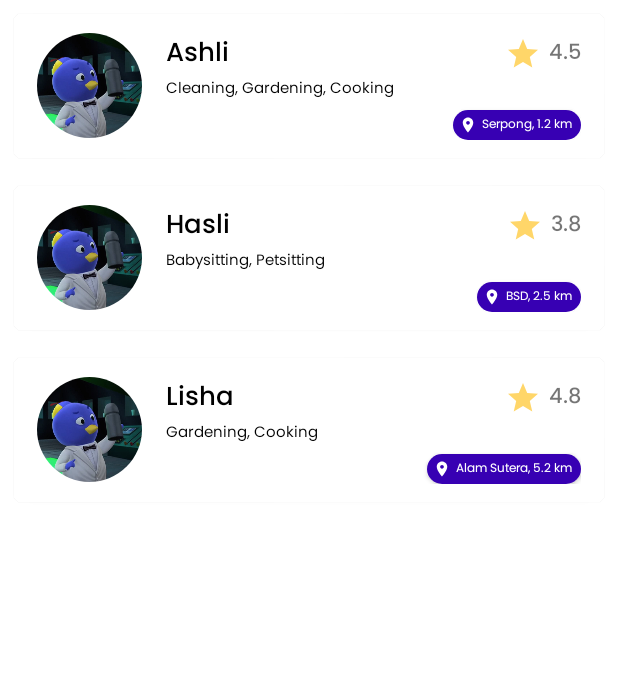
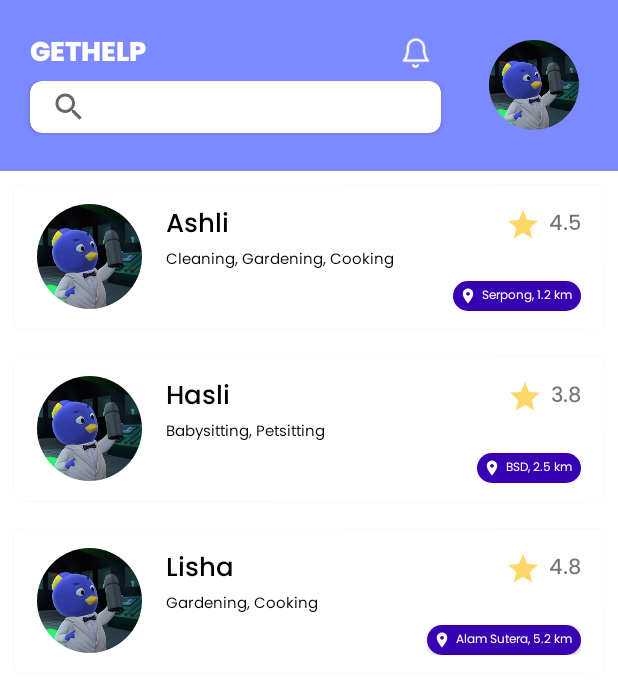
Before and after one commit to Teetinn/GETHELP, an Android app: the CategoryActivity screen opened directly, with no data from a screen before it, on a phone screen of 412 x 824 dp. Shown: the top 694 px of the screen. Run offline under Robolectric (Android 15) with nearby library versions, the phone set to English and light mode, and no system bars; our stand-ins replace CircleImageView.

Commit message:
nambahin search bar di xml activity_category

```diff
--- a/app/src/main/res/layout/activity_category.xml
+++ b/app/src/main/res/layout/activity_category.xml
@@ -1,12 +1,116 @@
 <?xml version="1.0" encoding="utf-8"?>
 <LinearLayout xmlns:android="http://schemas.android.com/apk/res/android"
+    xmlns:app="http://schemas.android.com/apk/res-auto"
+    xmlns:tools="http://schemas.android.com/tools"
     android:orientation="vertical"
     android:layout_width="match_parent"
     android:layout_height="match_parent">
 
+    <LinearLayout
+        android:layout_width="wrap_content"
+        android:layout_height="114dp"
+        android:orientation="horizontal">
+        <LinearLayout
+            android:layout_width="314dp"
+            android:layout_height="114dp"
+            android:orientation="vertical">
+
+            <LinearLayout
+                android:layout_width="314dp"
+                android:layout_height="54dp"
+                android:background="@color/mainColor"
+                android:backgroundTint="@color/mainColor"
+                android:orientation="horizontal">
+
+                <TextView
+                    android:layout_width="wrap_content"
+                    android:layout_height="wrap_content"
+                    android:fontFamily="@font/poppins_extrabold"
+                    android:paddingTop="20dp"
+                    android:paddingLeft="20dp"
+                    android:text="GETHELP"
+                    android:textColor="@color/white"
+                    android:textSize="18dp"
+                    android:textStyle="bold" />
+
+                <ImageView
+                    android:layout_width="20dp"
+                    android:layout_height="20dp"
+                    android:layout_marginLeft="170dp"
+                    android:layout_marginTop="25dp"
+
+                    android:src="@drawable/ic_notification" />
+
+
+
+            </LinearLayout>
+            <LinearLayout
+                android:layout_width="314dp"
+                android:layout_height="60dp"
+                android:background="@color/mainColor"
+                android:backgroundTint="@color/mainColor"
+                android:orientation="horizontal">
+
+
+                <androidx.cardview.widget.CardView
+                    android:layout_width="match_parent"
+                    android:layout_height="match_parent"
+                    app:cardCornerRadius="8dp"
+                    android:layout_marginLeft="20dp"
+                    android:layout_marginRight="20dp"
+                    android:layout_marginBottom="25dp">
+                    <androidx.appcompat.widget.SearchView
+                        android:layout_width="270dp"
+                        android:layout_height="30dp"
+                        android:layout_gravity="center"
+                        android:background="@color/white"
+                        app:queryHint="What help do you need?"
+                        app:theme="@style/AppSearchView"
+                        android:scaleType="centerCrop"
+                        >
+                    </androidx.appcompat.widget.SearchView>
+                </androidx.cardview.widget.CardView>
+            </LinearLayout>
+
+        </LinearLayout>
+
+        <LinearLayout
+            android:layout_width="100dp"
+            android:layout_height="114dp"
+            android:orientation="horizontal"
+            android:background="@color/mainColor"
+            android:backgroundTint="@color/mainColor">
+
+            <de.hdodenhof.circleimageview.CircleImageView
+                android:id="@+id/profilePic"
+                android:onClick="buttonClick"
+                android:layout_width="60dp"
+                android:layout_height="60dp"
+                android:layout_marginLeft="12dp"
+                android:layout_gravity="right|center"
+                android:src="@drawable/pablo" />
+
+        </LinearLayout>
+
+    </LinearLayout>
+
     <androidx.recyclerview.widget.RecyclerView
         android:id="@+id/recyclerView"
         android:layout_width="match_parent"
-        android:layout_height="match_parent" />
+        android:layout_height="wrap_content" />
+
+    <View
+        android:layout_width="1dp"
+        android:layout_height="1dp"
+        android:layout_weight="1" />
+
+<!--    <com.google.android.material.bottomnavigation.BottomNavigationView-->
+<!--        android:id="@+id/nav_view"-->
+<!--        android:layout_width="match_parent"-->
+<!--        android:layout_height="wrap_content"-->
+<!--        android:layout_marginStart="0dp"-->
+<!--        android:layout_marginEnd="0dp"-->
+<!--        android:background="?android:attr/windowBackground"-->
+<!--        app:menu="@menu/bottom_nav_menu" />-->
 
 </LinearLayout>
```
